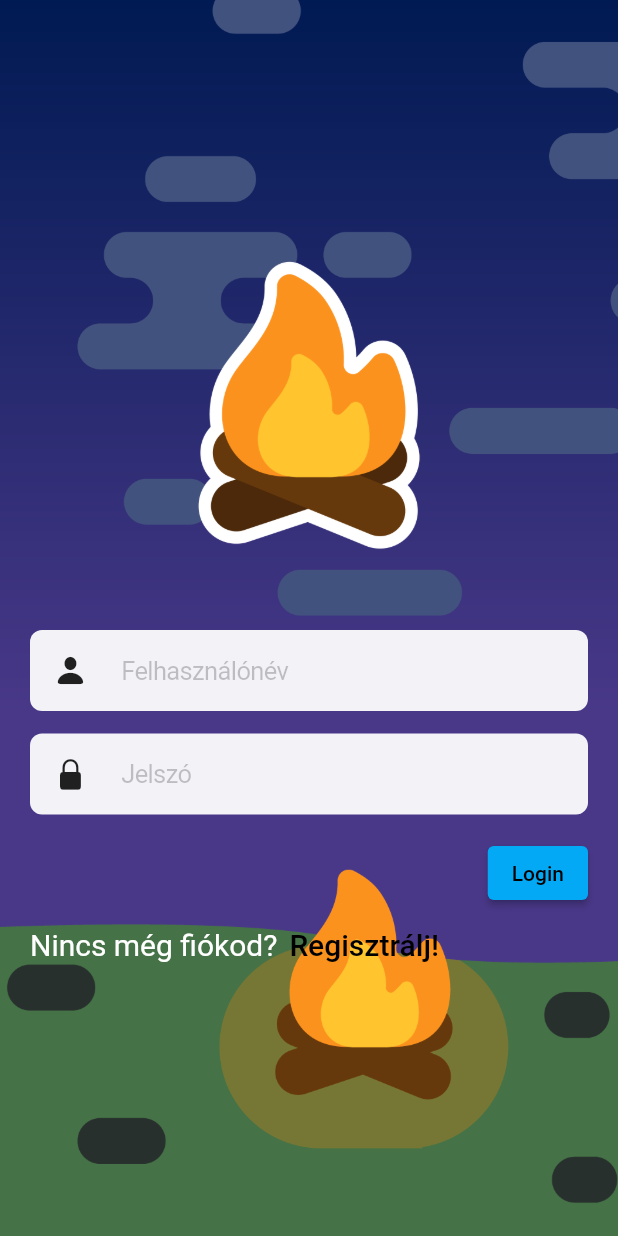
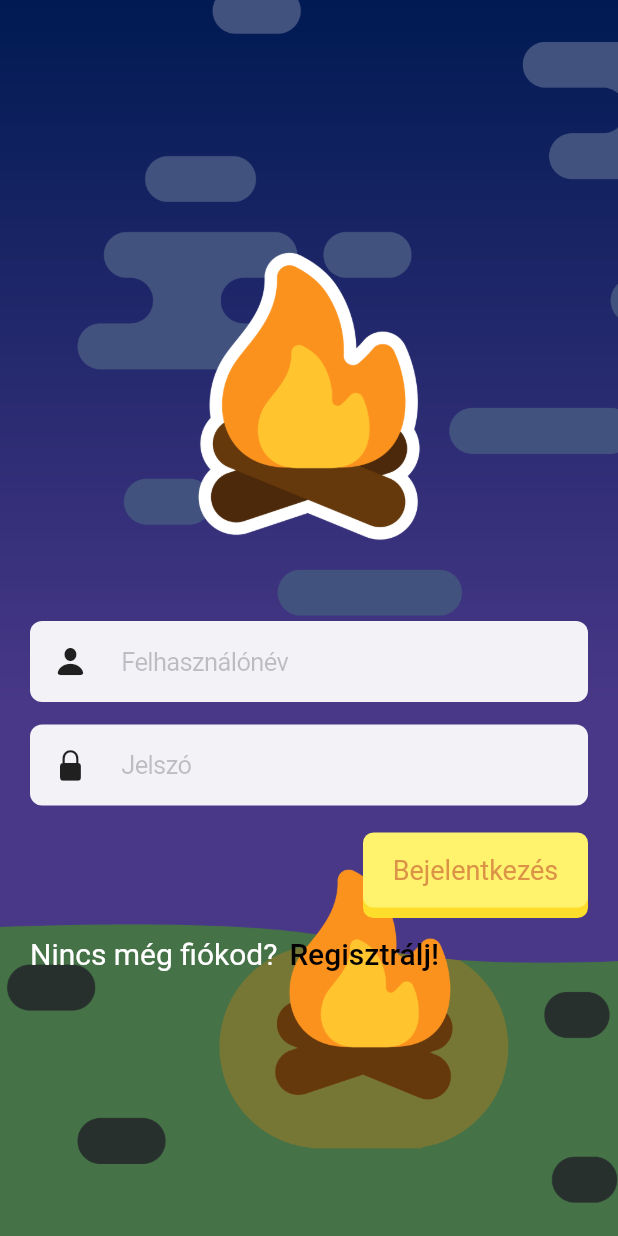
Before and after one commit to TomiSzabo00/TiszAppFlutter, a Flutter app: the screen it shows after launch, on a phone screen of 412 x 824 dp. Run offline on Flutter 3.47's test engine with Material 2 defaults, Android fonts, the light colour scheme and no system bars; our stand-ins replace firebase_auth, firebase_core, modal_bottom_sheet; accounts and stored records are empty.

```diff
--- a/lib/screens/login_screen.dart
+++ b/lib/screens/login_screen.dart
@@ -2,6 +2,7 @@ import 'package:flutter/cupertino.dart';
 import 'package:flutter/material.dart';
 import 'package:firebase_auth/firebase_auth.dart';
 import 'package:modal_bottom_sheet/modal_bottom_sheet.dart';
+import 'package:tiszapp_flutter/widgets/3d_button.dart';
 import '../widgets/input_field.dart';
 
 class LoginScreen extends StatefulWidget {
@@ -124,7 +125,8 @@ class _LoginScreenState extends State<LoginScreen> {
               const SizedBox(height: 15),
               Align(
                 alignment: Alignment.centerRight,
-                child: _loginButton(),
+                //child: _loginButton(),
+                child: _loginButton3d(),
               ),
               _registerText(),
             ],
@@ -163,6 +165,29 @@ class _LoginScreenState extends State<LoginScreen> {
         }
       },
       child: const Text('Login'),
+    );
+  }
+
+  Widget _loginButton3d() {
+    final isDarkTheme =
+        MediaQuery.of(context).platformBrightness == Brightness.dark;
+    return Button3D(
+      width: 150,
+      onPressed: _login,
+      style: StyleOf3dButton(
+        topColor: isDarkTheme
+            ? const Color.fromARGB(255, 134, 160, 234)
+            : const Color.fromARGB(255, 255, 243, 110),
+        backColor: isDarkTheme
+            ? const Color.fromARGB(255, 81, 86, 142)
+            : const Color.fromARGB(255, 255, 221, 43),
+      ),
+      child: Text('Bejelentkezés',
+          style: TextStyle(
+              color: isDarkTheme
+                  ? const Color.fromARGB(255, 67, 73, 120)
+                  : const Color.fromARGB(255, 220, 147, 70),
+              fontSize: 18)),
     );
   }
 
--- /dev/null
+++ b/lib/widgets/3d_button.dart
@@ -0,0 +1,131 @@
+import 'package:flutter/material.dart';
+
+class StyleOf3dButton {
+  final Color topColor;
+  final Color backColor;
+  final double width;
+  final double height;
+  final BorderRadius borderRadius;
+  final double z;
+  final double tapped;
+
+  const StyleOf3dButton({
+    this.width = 120,
+    this.height = 60,
+    this.topColor = const Color(0xFF45484c),
+    this.backColor = const Color(0xFF191a1c),
+    this.borderRadius = const BorderRadius.all(
+      Radius.circular(7.0),
+    ),
+    this.z = 10.0,
+    this.tapped = 0.0,
+  });
+  static const DEFAULT = StyleOf3dButton(
+    topColor: Color(0xFFffffff),
+    backColor: Color(0xFFCFD8DC),
+  );
+}
+
+class Button3D extends StatefulWidget {
+  final VoidCallback onPressed;
+  final Widget child;
+  final StyleOf3dButton style;
+  final double width;
+  final double height;
+
+  const Button3D({
+    super.key,
+    required this.onPressed,
+    required this.child,
+    this.style = StyleOf3dButton.DEFAULT,
+    this.width = 120,
+    this.height = 60,
+  });
+
+  @override
+  State<StatefulWidget> createState() => Button3DState();
+}
+
+class Button3DState extends State<Button3D> {
+  bool isTapped = false;
+
+  Widget _buildBackLayout() {
+    return Padding(
+      padding: EdgeInsets.only(top: widget.style.z),
+      child: DecoratedBox(
+        position: DecorationPosition.background,
+        decoration: BoxDecoration(
+          borderRadius: widget.style.borderRadius,
+          boxShadow: [
+            BoxShadow(
+              color: widget.style.backColor,
+              //offset: const Offset(2, 0),
+            )
+          ],
+        ),
+        child: ConstrainedBox(
+          constraints: BoxConstraints.expand(
+            width: widget.width,
+            height: widget.height - widget.style.z,
+          ),
+        ),
+      ),
+    );
+  }
+
+  Widget _buildTopLayout() {
+    return Padding(
+      padding: EdgeInsets.only(
+        top: isTapped ? widget.style.z - widget.style.tapped : 3,
+      ),
+      child: DecoratedBox(
+        position: DecorationPosition.background,
+        decoration: BoxDecoration(
+          borderRadius: widget.style.borderRadius,
+          boxShadow: [
+            BoxShadow(
+              color: widget.style.topColor,
+            ),
+          ],
+        ),
+        child: ConstrainedBox(
+          constraints: BoxConstraints.expand(
+            width: widget.width,
+            height: widget.height - widget.style.z,
+          ),
+          child: Container(
+            padding: EdgeInsets.zero,
+            alignment: Alignment.center,
+            child: widget.child,
+          ),
+        ),
+      ),
+    );
+  }
+
+  @override
+  Widget build(BuildContext context) {
+    return GestureDetector(
+      child: Stack(
+        alignment: AlignmentDirectional.topCenter,
+        children: <Widget>[_buildBackLayout(), _buildTopLayout()],
+      ),
+      onTapDown: (TapDownDetails event) {
+        setState(() {
+          isTapped = true;
+        });
+      },
+      onTapCancel: () {
+        setState(() {
+          isTapped = false;
+        });
+      },
+      onTapUp: (TapUpDetails event) {
+        setState(() {
+          isTapped = false;
+        });
+        widget.onPressed();
+      },
+    );
+  }
+}
```
